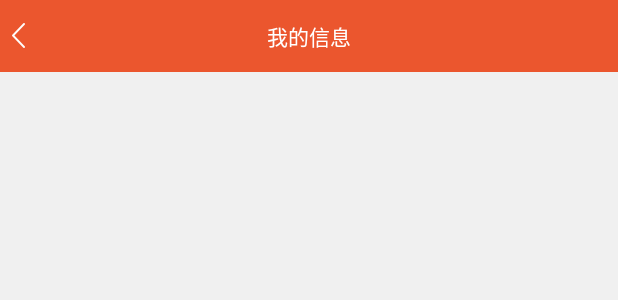
After one commit to wangxian01/Envelope, an Android app: the layout aty_my_information.xml on its own in the app's theme, with its tools: preview values and no code run, on a phone screen of 412 x 824 dp. The commit adds this screen. Shown: the top 300 px of the screen. Run offline under Robolectric (Android 15) with nearby library versions, the phone set to English and light mode, and no system bars.

Commit message:
封装标题栏

```diff
--- a/app/src/main/java/com/example/envelope/my/order/OrderActivity.java
+++ b/app/src/main/java/com/example/envelope/my/order/OrderActivity.java
@@ -23,6 +23,7 @@ import net.lucode.hackware.magicindicator.buildins.commonnavigator.abs.CommonNav
 import net.lucode.hackware.magicindicator.buildins.commonnavigator.abs.IPagerIndicator;
 import net.lucode.hackware.magicindicator.buildins.commonnavigator.abs.IPagerTitleView;
 import net.lucode.hackware.magicindicator.buildins.commonnavigator.indicators.BezierPagerIndicator;
+import net.lucode.hackware.magicindicator.buildins.commonnavigator.indicators.LinePagerIndicator;
 import net.lucode.hackware.magicindicator.buildins.commonnavigator.titles.ClipPagerTitleView;
 
 import butterknife.BindView;
@@ -92,7 +93,7 @@ public class OrderActivity extends AppCompatActivity {
 
             @Override
             public IPagerIndicator getIndicator(Context context) {
-                BezierPagerIndicator indicator = new BezierPagerIndicator(context);
+                LinePagerIndicator indicator = new LinePagerIndicator(context);
                 indicator.setColors(Color.parseColor("#EB562E"));
                 return indicator;
             }
--- /dev/null
+++ b/app/src/main/java/com/example/envelope/utils/TitlebarUtile.java
@@ -0,0 +1,163 @@
+package com.example.envelope.utils;
+
+import android.content.Context;
+import android.content.res.TypedArray;
+import android.graphics.Color;
+import android.text.TextUtils;
+import android.util.AttributeSet;
+import android.util.TypedValue;
+import android.view.LayoutInflater;
+import android.view.View;
+import android.widget.ImageView;
+import android.widget.LinearLayout;
+import android.widget.RelativeLayout;
+import android.widget.TextView;
+
+import com.example.envelope.R;
+
+/**
+ * 标题栏封装
+ * Created by wangxian on 2019/6/6
+ **/
+public class TitlebarUtile extends RelativeLayout {
+    private LinearLayout layout_left, layout_right;
+    private TextView tv_left, tv_title, tv_right;
+    private ImageView iv_left, iv_right;
+    private onViewClick mClick;
+
+    public TitlebarUtile(Context context) {
+        this(context, null);
+    }
+
+    public TitlebarUtile(Context context, AttributeSet attrs) {
+        this(context, attrs, 0);
+    }
+
+    public TitlebarUtile(final Context context, AttributeSet attrs, int defStyleAttr) {
+        super(context, attrs, defStyleAttr);
+        LayoutInflater.from(context).inflate(R.layout.layout_title, this);
+        initView();
+        TypedArray array = context.obtainStyledAttributes(attrs, R.styleable.TitlebarView, defStyleAttr, 0);
+        int count = array.getIndexCount();
+        for (int i = 0; i < count; i++) {
+            int attr = array.getIndex(i);
+            switch (attr) {
+                case R.styleable.TitlebarView_leftTextColor:
+                    tv_left.setTextColor(array.getColor(attr, Color.BLACK));
+                    break;
+                case R.styleable.TitlebarView_leftDrawble:
+                    iv_left.setImageResource(array.getResourceId(attr, 0));
+                    break;
+                case R.styleable.TitlebarView_leftText:
+                    tv_left.setText(array.getString(attr));
+                    break;
+                case R.styleable.TitlebarView_centerTextColor:
+                    tv_title.setTextColor(array.getColor(attr, Color.BLACK));
+                    break;
+                case R.styleable.TitlebarView_centerTitle:
+                    tv_title.setText(array.getString(attr));
+                    break;
+                case R.styleable.TitlebarView_rightDrawable:
+                    iv_right.setImageResource(array.getResourceId(attr, 0));
+                    break;
+                case R.styleable.TitlebarView_rightText:
+                    tv_right.setText(array.getString(attr));
+                    break;
+                case R.styleable.TitlebarView_rightTextColor:
+                    tv_right.setTextColor(array.getColor(attr, Color.BLACK));
+                    break;
+            }
+        }
+        array.recycle();
+        layout_left.setOnClickListener(new OnClickListener() {
+            @Override
+            public void onClick(View view) {
+                mClick.leftClick();
+            }
+        });
+        layout_right.setOnClickListener(new OnClickListener() {
+            @Override
+            public void onClick(View view) {
+                mClick.rightClick();
+            }
+        });
+
+    }
+
+    private void initView() {
+        tv_left = findViewById(R.id.tv_left);
+        tv_title = findViewById(R.id.tv_title);
+        tv_right = findViewById(R.id.tv_right);
+        iv_left = findViewById(R.id.iv_left);
+        iv_right = findViewById(R.id.iv_right);
+        layout_left = findViewById(R.id.layout_left);
+        layout_right = findViewById(R.id.layout_right);
+    }
+
+    public void setOnViewClick(onViewClick click) {
+        this.mClick = click;
+    }
+
+    //设置标题
+    public void setTitle(String title) {
+        if (!TextUtils.isEmpty(title)) {
+            tv_title.setText(title);
+        }
+    }
+
+    //设置左标题
+    public void setLeftText(String title) {
+        if (!TextUtils.isEmpty(title)) {
+            tv_left.setText(title);
+        }
+    }
+
+    //设置右标题
+    public void setRightText(String title) {
+        if (!TextUtils.isEmpty(title)) {
+            tv_right.setText(title);
+        }
+    }
+
+    //设置标题大小
+    public void setTitleSize(int size) {
+        if (tv_title != null) {
+            tv_title.setTextSize(TypedValue.COMPLEX_UNIT_SP, size);
+        }
+    }
+
+    //设置左标题大小
+    public void setLeftTextSize(int size) {
+        if (tv_left != null) {
+            tv_left.setTextSize(TypedValue.COMPLEX_UNIT_SP, size);
+        }
+    }
+
+    //设置右标题大小
+    public void setRightTextSize(int size) {
+        if (tv_right != null) {
+            tv_right.setTextSize(TypedValue.COMPLEX_UNIT_SP, size);
+        }
+    }
+
+    //设置左图标
+    public void setLeftDrawable(int res) {
+        if (iv_left != null) {
+            iv_left.setImageResource(res);
+        }
+    }
+
+    //设置右图标
+    public void setRightDrawable(int res) {
+        if (iv_right != null) {
+            iv_right.setImageResource(res);
+        }
+    }
+
+    public interface onViewClick {
+        void leftClick();
+
+        void rightClick();
+    }
+
+}
--- /dev/null
+++ b/app/src/main/res/layout/aty_my_information.xml
@@ -0,0 +1,20 @@
+<?xml version="1.0" encoding="utf-8"?>
+<LinearLayout
+    android:orientation="vertical"
+    xmlns:android="http://schemas.android.com/apk/res/android"
+    xmlns:app="http://schemas.android.com/apk/res-auto"
+    xmlns:tools="http://schemas.android.com/tools"
+    android:background="@color/default_bg"
+    android:layout_width="match_parent"
+    android:layout_height="match_parent"
+    tools:context=".my.information.MyInformationActivity">
+
+    <com.example.envelope.utils.TitlebarUtile
+        android:id="@+id/imformation_title"
+        android:layout_width="match_parent"
+        android:layout_height="48dp"
+        android:background="@color/orange"
+        app:centerTitle="我的信息"
+        app:centerTextColor="@color/colorWhite"
+        app:leftDrawble="@mipmap/ic_back" />
+</LinearLayout>
--- a/app/src/main/res/layout/fg_fenglu.xml
+++ b/app/src/main/res/layout/fg_fenglu.xml
@@ -14,7 +14,7 @@
 
         <RelativeLayout
             android:layout_width="match_parent"
-            android:layout_height="wrap_content"
+            android:layout_height="@dimen/distance_50"
             android:background="@color/orange">
 
             <RelativeLayout
@@ -63,7 +63,7 @@
                 android:layout_marginRight="@dimen/distance_24"
                 android:text="筛 选"
                 android:textColor="@color/colorWhite"
-                android:textSize="@dimen/font_18" />
+                android:textSize="@dimen/font_16" />
 
         </RelativeLayout>
 
--- a/app/src/main/res/layout/fg_my.xml
+++ b/app/src/main/res/layout/fg_my.xml
@@ -46,6 +46,7 @@
     </android.support.constraint.ConstraintLayout>
 
     <RelativeLayout
+        android:id="@+id/my_rl_information"
         android:layout_width="match_parent"
         android:layout_height="@dimen/distance_80"
         android:layout_marginLeft="@dimen/distance_16"
--- a/app/src/main/res/layout/fg_publish.xml
+++ b/app/src/main/res/layout/fg_publish.xml
@@ -9,7 +9,7 @@
 
     <TextView
         android:layout_width="match_parent"
-        android:layout_height="@dimen/distance_40"
+        android:layout_height="@dimen/distance_50"
         android:background="@color/orange"
         android:gravity="center"
         android:text="发布"
--- /dev/null
+++ b/app/src/main/res/layout/layout_title.xml
@@ -0,0 +1,65 @@
+<?xml version="1.0" encoding="utf-8"?>
+<RelativeLayout xmlns:android="http://schemas.android.com/apk/res/android"
+    android:id="@+id/layout_title"
+    android:layout_width="match_parent"
+    android:layout_height="wrap_content"
+    android:orientation="vertical">
+
+    <LinearLayout
+        android:id="@+id/layout_left"
+        android:layout_width="wrap_content"
+        android:layout_height="match_parent"
+        android:layout_alignParentLeft="true"
+        android:gravity="center"
+        android:orientation="horizontal"
+        android:paddingLeft="@dimen/distance_8"
+        android:paddingRight="@dimen/distance_8">
+
+        <ImageView
+            android:id="@+id/iv_left"
+            android:layout_width="wrap_content"
+            android:layout_height="wrap_content"
+            android:contentDescription="@null"
+            android:scaleType="centerInside" />
+
+        <TextView
+            android:id="@+id/tv_left"
+            android:layout_width="wrap_content"
+            android:layout_height="wrap_content"
+            android:maxLength="4"
+            android:maxLines="1"
+            android:paddingLeft="@dimen/distance_8" />
+    </LinearLayout>
+
+    <TextView
+        android:id="@+id/tv_title"
+        android:layout_width="wrap_content"
+        android:layout_height="wrap_content"
+        android:layout_centerInParent="true"
+        android:gravity="center"
+        android:maxLength="10"
+        android:maxLines="1" />
+
+    <LinearLayout
+        android:id="@+id/layout_right"
+        android:layout_width="wrap_content"
+        android:layout_height="match_parent"
+        android:layout_alignParentRight="true"
+        android:gravity="center"
+        android:paddingLeft="@dimen/distance_8"
+        android:paddingRight="@dimen/distance_8">
+
+        <TextView
+            android:id="@+id/tv_right"
+            android:layout_width="wrap_content"
+            android:layout_height="wrap_content"
+            android:maxLines="1" />
+
+        <ImageView
+            android:id="@+id/iv_right"
+            android:layout_width="wrap_content"
+            android:layout_height="wrap_content"
+            android:contentDescription="@null"
+            android:scaleType="centerInside" />
+    </LinearLayout>
+</RelativeLayout>
--- a/app/src/main/res/values/styles.xml
+++ b/app/src/main/res/values/styles.xml
@@ -1,10 +1,17 @@
 <resources>
 
     <!-- Base application theme. -->
-    <style name="AppTheme" parent="Theme.AppCompat.Light.DarkActionBar">
+    <!--<style name="AppTheme" parent="Theme.AppCompat.Light.DarkActionBar">-->
+        <!--&lt;!&ndash; Customize your theme here. &ndash;&gt;-->
+        <!--<item name="colorPrimary">@color/colorPrimary</item>-->
+        <!--<item name="colorPrimaryDark">@color/colorPrimaryDark</item>-->
+        <!--<item name="colorAccent">@color/colorAccent</item>-->
+    <!--</style>-->
+
+    <style name="AppTheme" parent="Theme.AppCompat.Light.NoActionBar">
         <!-- Customize your theme here. -->
-        <item name="colorPrimary">@color/colorPrimary</item>
-        <item name="colorPrimaryDark">@color/colorPrimaryDark</item>
-        <item name="colorAccent">@color/colorAccent</item>
+        <item name="colorPrimary">@color/orange</item>
+        <item name="colorPrimaryDark">@color/orange</item>
+        <item name="colorAccent">@color/orange</item>
     </style>
 </resources>
```
Also changed, not shown: app/src/main/AndroidManifest.xml (+10 -14 lines), app/src/main/java/com/example/envelope/activities/ActivitesAdapter.java (added, +29 -0 lines), app/src/main/java/com/example/envelope/activities/ActivitesFragment.java (+62 -0 lines), app/src/main/java/com/example/envelope/my/MyFragment.java (+11 -11 lines), app/src/main/java/com/example/envelope/my/information/MyInformationActivity.java (added, +56 -0 lines), app/src/main/res/layout/fg_activites.xml (+8 -4 lines), app/src/main/res/layout/item_activites_img.xml (added, +18 -0 lines), app/src/main/res/values/attr.xml (+11 -0 lines), app/src/main/res/mipmap-hdpi/img_activites0.png (added), app/src/main/res/mipmap-hdpi/img_activites1.png (added), app/src/main/res/mipmap-hdpi/img_activites2.png (added).
